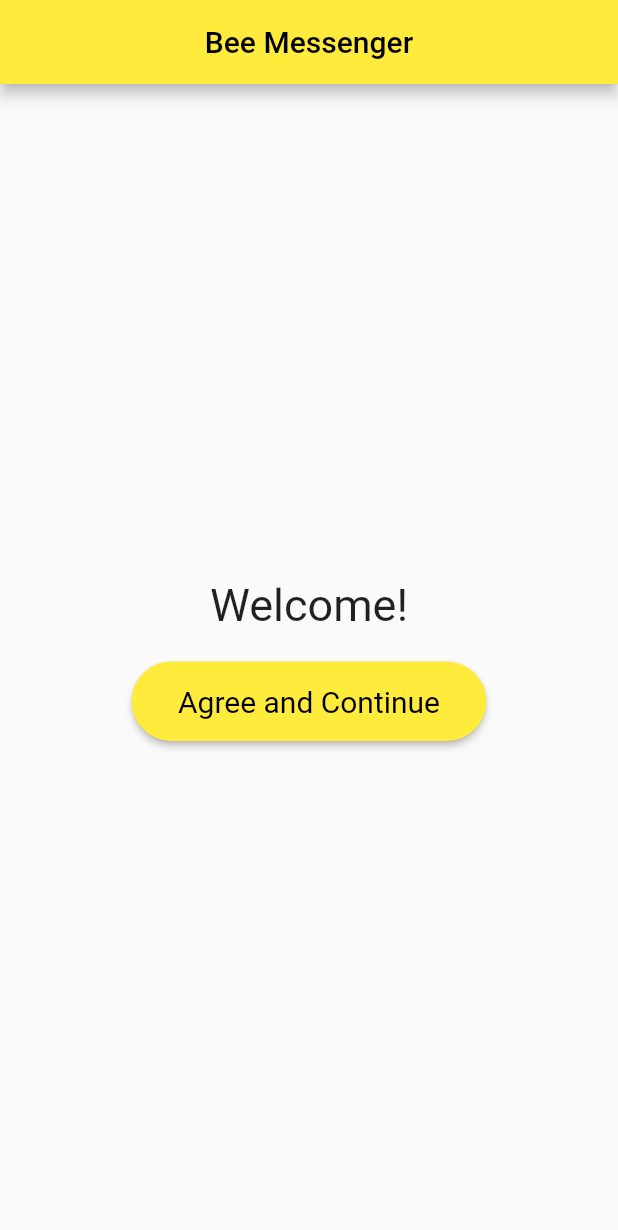
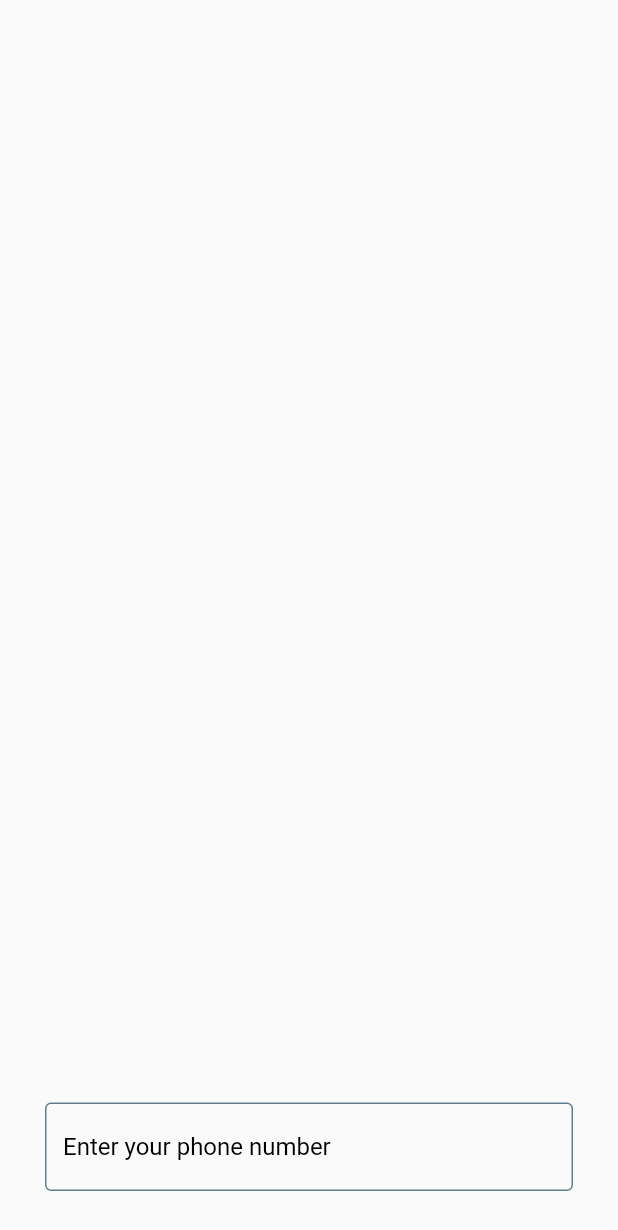
Before and after one commit to TutorialsAndroid/BeeMessenger, a Flutter app: the screen it shows after launch, after a tap on "Agree and Continue", on a phone screen of 412 x 824 dp. Shown: the top 1230 px of the screen. Run offline on Flutter 3.47's test engine with Material 2 defaults, Android fonts, the phone set to English and light mode, and no system bars; our stand-ins replace country_picker, firebase_core; accounts and stored records are empty; generated files the repository leaves out were written again.

Commit message:
Added PhoneSignIn screen

```diff
--- a/lib/main.dart
+++ b/lib/main.dart
@@ -1,7 +1,17 @@
+import 'package:bee/firebase_options.dart';
+import 'package:bee/screen/phone_sign_in.dart';
+import 'package:firebase_core/firebase_core.dart';
 import 'package:flutter/material.dart';
 
 void main() {
   runApp(const MyApp());
+  firebaseInitialize();
+}
+
+Future<void> firebaseInitialize() async {
+  await Firebase.initializeApp(
+    options: DefaultFirebaseOptions.currentPlatform,
+  );
 }
 
 class MyApp extends StatelessWidget {
@@ -11,33 +21,34 @@ class MyApp extends StatelessWidget {
   @override
   Widget build(BuildContext context) {
     return MaterialApp(
-      title: 'Flutter Demo',
+      title: 'Bee',
       theme: ThemeData(
         // This is the theme of the application.
         primarySwatch: Colors.yellow,
       ),
-      home: const MyHomePage(
+      home: const LoginPage(
           title: 'Bee Messenger',
       ),
     );
   }
 }
 
-class MyHomePage extends StatefulWidget {
-  const MyHomePage({super.key, required this.title});
+class LoginPage extends StatefulWidget {
+  const LoginPage({super.key, required this.title});
 
   final String title;
 
   @override
-  State<MyHomePage> createState() => _MyHomePageState();
+  State<LoginPage> createState() => _LoginPageState();
 }
 
-class _MyHomePageState extends State<MyHomePage> {
+class _LoginPageState extends State<LoginPage> {
 
-  final ButtonStyle style = ElevatedButton.styleFrom(
+  final ButtonStyle loginButtonStyle = ElevatedButton.styleFrom(
       textStyle: const TextStyle(fontSize: 20),
-    shape: RoundedRectangleBorder(
-      borderRadius: BorderRadius.circular(50))
+      shape: RoundedRectangleBorder(
+          borderRadius: BorderRadius.circular(50)
+      )
   );
 
   @override
@@ -66,8 +77,15 @@ class _MyHomePageState extends State<MyHomePage> {
             ),
 
             ElevatedButton(
-              style: style,
-              onPressed: () {},
+              style: loginButtonStyle,
+              onPressed: () {
+                Navigator.pop(context); //Close this window
+                //Open new window by calling Navigator.push()
+                Navigator.push(
+                  context,
+                  MaterialPageRoute(builder: (context) => const PhoneSignIn()),
+                );
+              },
               child: const Padding(
                 padding: EdgeInsets.all(15),
                 child: Text('Agree and Continue'),
@@ -81,5 +99,5 @@ class _MyHomePageState extends State<MyHomePage> {
       ),
 
     );
-  }
+  } // End of widget
 }
--- /dev/null
+++ b/lib/screen/phone_sign_in.dart
@@ -0,0 +1,38 @@
+import 'package:flutter/material.dart';
+import 'package:country_picker/country_picker.dart';
+
+class PhoneSignIn extends StatelessWidget {
+  const PhoneSignIn({super.key});
+
+  @override
+  Widget build(BuildContext context) {
+    return Scaffold(
+        body: Container(
+          alignment: Alignment.bottomCenter,
+          child: const Padding(
+            padding: EdgeInsets.all(30),
+            child: TextField(
+              keyboardType: TextInputType.phone,
+              decoration: InputDecoration(
+                  enabledBorder: OutlineInputBorder(
+                    // width: 0.0 produces a thin "hairline" border
+                    borderSide: BorderSide(color: Colors.blueGrey, width: 1.0)
+                  ),
+                  focusedBorder: OutlineInputBorder(
+                    // width: 0.0 produces a thin "hairline" border
+                    borderSide:  BorderSide(color: Colors.blueGrey, width: 1.0 )
+                  ),
+                  border: OutlineInputBorder(),
+                  hintText: 'Enter your phone number',
+                  hintStyle: TextStyle(
+                    color: Colors.black
+                  )
+              ),
+            ),
+          )
+
+        )
+    );
+  }
+
+}
--- a/pubspec.yaml
+++ b/pubspec.yaml
@@ -36,6 +36,8 @@ dependencies:
   # The following adds the Cupertino Icons font to your application.
   # Use with the CupertinoIcons class for iOS style icons.
   cupertino_icons: ^1.0.2
+  country_picker: ^2.0.19
+  firebase_core: ^2.4.1
 
 dev_dependencies:
   flutter_test:
```
Also changed, not shown: pubspec.lock, 7 other files.
